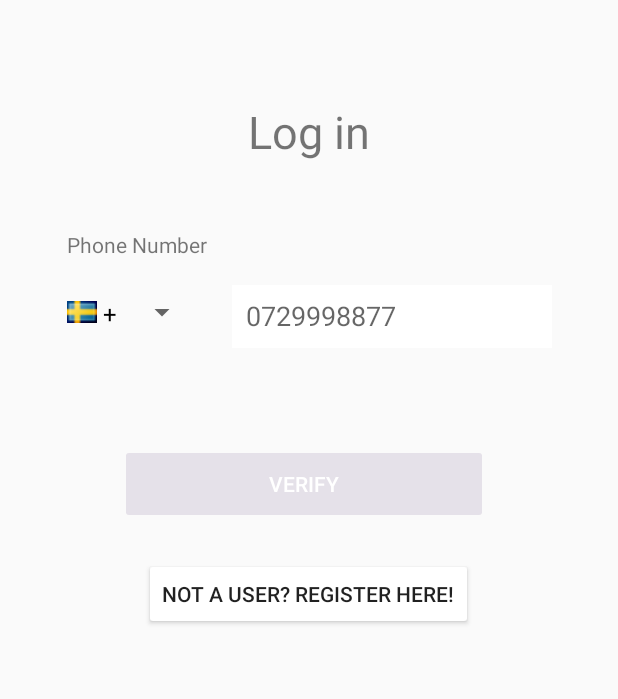
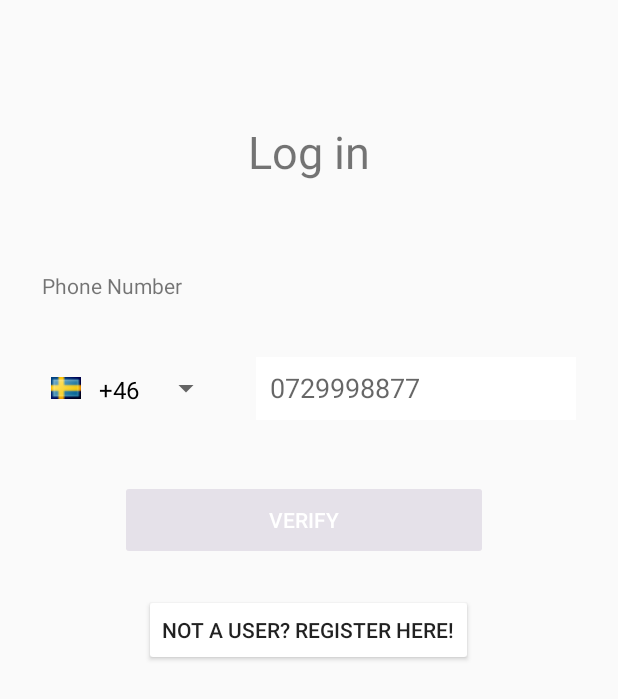
Before and after one commit to ludwighultqvist/DAT256, an Android app: the LoginActivity screen opened directly, with no data from a screen before it, on a phone screen of 412 x 824 dp. Shown: the top 699 px of the screen. Run offline under Robolectric (Android 15) with nearby library versions, the light colour scheme and no system bars; Roboto replaces fonts that are not available here.

Commit message:
fixed phone number spinner size

```diff
--- a/app/src/main/res/layout/activity_login.xml
+++ b/app/src/main/res/layout/activity_login.xml
@@ -22,16 +22,16 @@
 
     <Spinner
         android:id="@+id/phoneNumberSpinner"
-        android:layout_width="87dp"
-        android:layout_height="37dp"
+        android:layout_width="120dp"
+        android:layout_height="44dp"
         android:layout_marginStart="50dp"
-        android:layout_marginTop="135dp"
+        android:layout_marginTop="16dp"
         android:layout_marginEnd="11dp"
         android:layout_marginBottom="16dp"
         app:layout_constraintBottom_toTopOf="@+id/Verify"
         app:layout_constraintEnd_toStartOf="@+id/phoneNumberEditText"
         app:layout_constraintStart_toStartOf="parent"
-        app:layout_constraintTop_toTopOf="parent" />
+        app:layout_constraintTop_toBottomOf="@+id/phonenumb" />
 
     <Button
         android:id="@+id/Verify"
@@ -74,7 +74,7 @@
         android:layout_width="213dp"
         android:layout_height="42dp"
         android:layout_marginStart="11dp"
-        android:layout_marginTop="135dp"
+        android:layout_marginTop="8dp"
         android:layout_marginEnd="50dp"
         android:layout_marginBottom="8dp"
         android:background="@android:color/background_light"
@@ -86,7 +86,7 @@
         app:layout_constraintBottom_toTopOf="@+id/Verify"
         app:layout_constraintEnd_toEndOf="parent"
         app:layout_constraintStart_toEndOf="@+id/phoneNumberSpinner"
-        app:layout_constraintTop_toTopOf="parent" />
+        app:layout_constraintTop_toBottomOf="@+id/phonenumb" />
 
     <TextView
         android:id="@+id/wrongNumber"
@@ -112,7 +112,7 @@
         android:layout_marginStart="32dp"
         android:layout_marginTop="1dp"
         android:layout_marginEnd="32dp"
-        android:layout_marginBottom="299dp"
+        android:layout_marginBottom="280dp"
         android:backgroundTint="@android:color/background_light"
         android:elevation="10dp"
         android:text="Not a user? Register here!"
--- a/app/src/main/res/layout/activity_register.xml
+++ b/app/src/main/res/layout/activity_register.xml
@@ -70,7 +70,7 @@
 
     <Spinner
         android:id="@+id/phoneNumberSpinner"
-        android:layout_width="100dp"
+        android:layout_width="120dp"
         android:layout_height="44dp"
         android:layout_marginStart="50dp"
         android:layout_marginTop="10dp"
--- a/app/src/main/res/layout/phone_number_spinner_item.xml
+++ b/app/src/main/res/layout/phone_number_spinner_item.xml
@@ -9,15 +9,16 @@
         android:layout_width="20dp"
         android:layout_height="20dp"
         android:layout_gravity="center_vertical"
-        android:src="@drawable/se"/>
+        android:src="@drawable/se"
+        android:layout_margin="6dp"/>
 
     <TextView
         android:id="@+id/country_code"
         android:layout_width="match_parent"
         android:layout_height="match_parent"
-        android:textSize="16dp"
+        android:textSize="16sp"
         android:gravity="center_vertical"
-        android:layout_marginLeft="4dp"
+        android:layout_margin="6dp"
         android:textColor="#000000"/>
 
 </LinearLayout>
```
